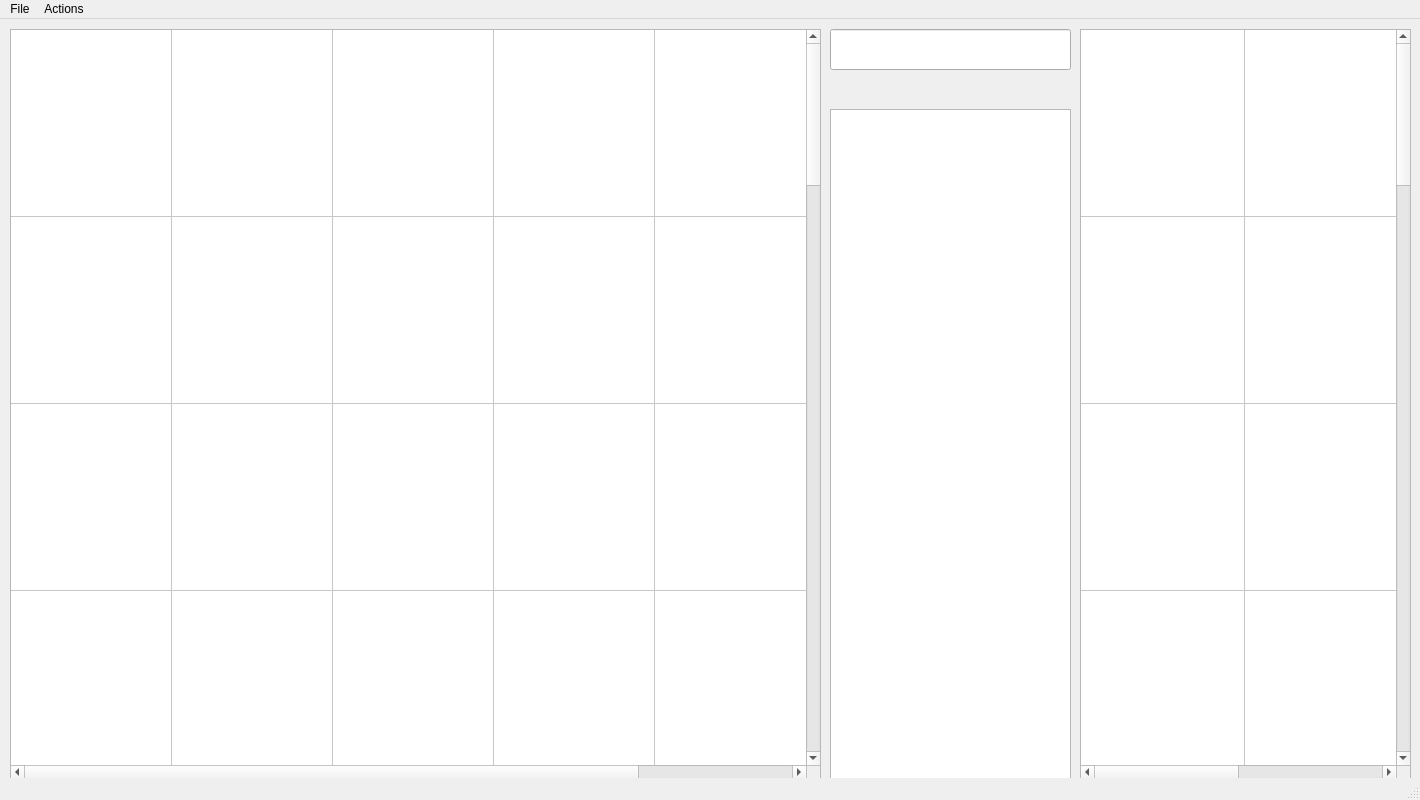
Before: the Qt Designer form GUI/PearLog.ui in Pearadox/PearLogger, drawn with Qt 5.
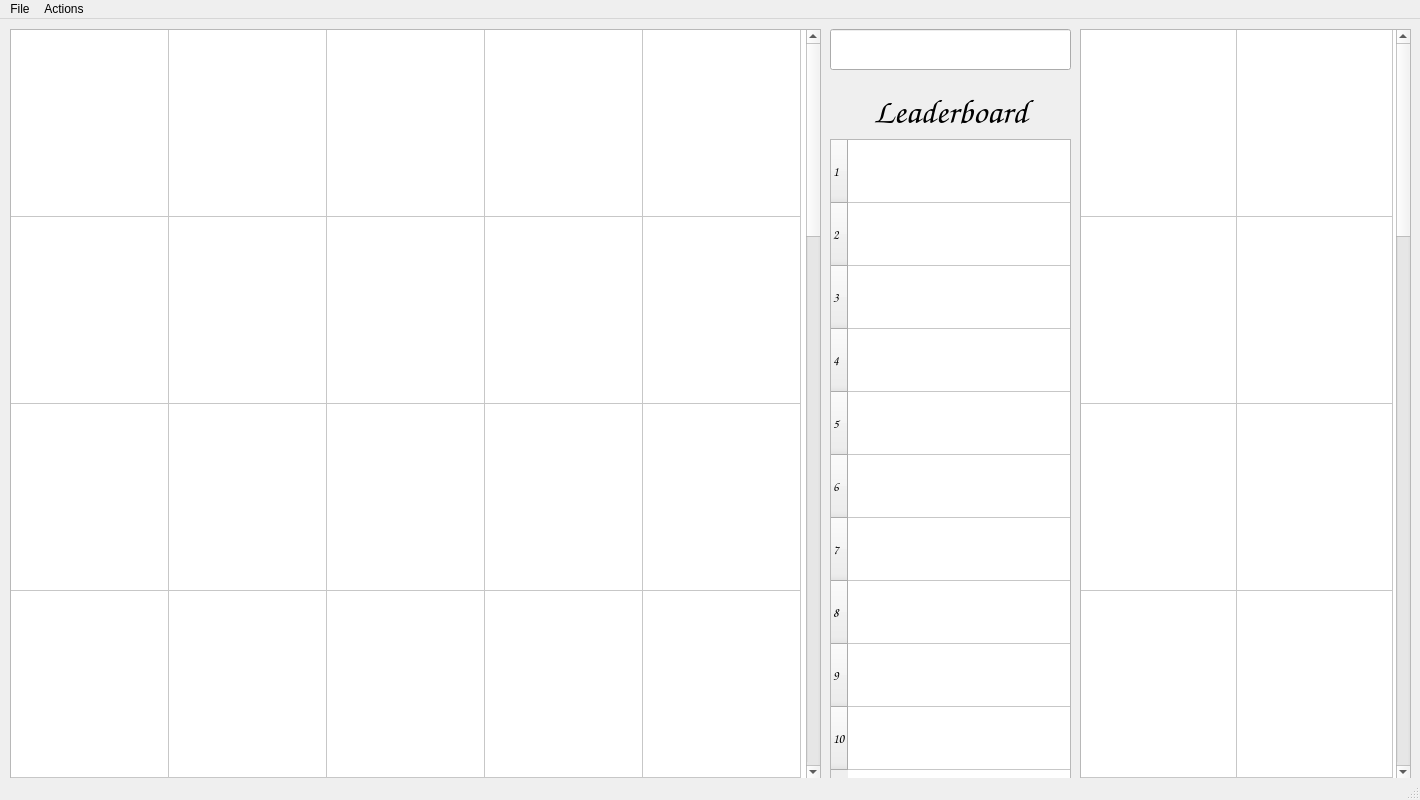
After: the same form once the commit is applied. Icons and pictures are not drawn.

Commit message: Added Leaderboards Table

Diff of the .ui file:
```diff
--- a/GUI/PearLog.ui
+++ b/GUI/PearLog.ui
@@ -40,7 +40,7 @@
      <bool>false</bool>
     </attribute>
     <attribute name="horizontalHeaderDefaultSectionSize">
-     <number>161</number>
+     <number>158</number>
     </attribute>
     <attribute name="horizontalHeaderHighlightSections">
      <bool>false</bool>
@@ -78,34 +78,6 @@
     <column/>
     <column/>
    </widget>
-   <widget class="QListWidget" name="extraList">
-    <property name="geometry">
-     <rect>
-      <x>830</x>
-      <y>90</y>
-      <width>241</width>
-      <height>671</height>
-     </rect>
-    </property>
-    <property name="autoFillBackground">
-     <bool>false</bool>
-    </property>
-    <property name="isWrapping" stdset="0">
-     <bool>true</bool>
-    </property>
-    <property name="gridSize">
-     <size>
-      <width>0</width>
-      <height>0</height>
-     </size>
-    </property>
-    <property name="wordWrap">
-     <bool>true</bool>
-    </property>
-    <property name="currentRow">
-     <number>-1</number>
-    </property>
-   </widget>
    <widget class="QLineEdit" name="numberEntry">
     <property name="geometry">
      <rect>
@@ -138,7 +110,7 @@
      <bool>false</bool>
     </attribute>
     <attribute name="horizontalHeaderDefaultSectionSize">
-     <number>164</number>
+     <number>156</number>
     </attribute>
     <attribute name="horizontalHeaderHighlightSections">
      <bool>false</bool>
@@ -170,6 +142,76 @@
     <column/>
     <column/>
    </widget>
+   <widget class="QLabel" name="leaderboardLabel">
+    <property name="geometry">
+     <rect>
+      <x>830</x>
+      <y>70</y>
+      <width>241</width>
+      <height>61</height>
+     </rect>
+    </property>
+    <property name="font">
+     <font>
+      <family>Comic Sans MS</family>
+      <pointsize>26</pointsize>
+     </font>
+    </property>
+    <property name="text">
+     <string>Leaderboard</string>
+    </property>
+    <property name="alignment">
+     <set>Qt::AlignHCenter|Qt::AlignTop</set>
+    </property>
+   </widget>
+   <widget class="QTableWidget" name="leaderboardTable">
+    <property name="geometry">
+     <rect>
+      <x>830</x>
+      <y>120</y>
+      <width>241</width>
+      <height>641</height>
+     </rect>
+    </property>
+    <property name="font">
+     <font>
+      <family>Comic Sans MS</family>
+      <pointsize>10</pointsize>
+     </font>
+    </property>
+    <property name="rowCount">
+     <number>10</number>
+    </property>
+    <property name="columnCount">
+     <number>1</number>
+    </property>
+    <attribute name="horizontalHeaderVisible">
+     <bool>false</bool>
+    </attribute>
+    <attribute name="horizontalHeaderDefaultSectionSize">
+     <number>300</number>
+    </attribute>
+    <attribute name="verticalHeaderVisible">
+     <bool>true</bool>
+    </attribute>
+    <attribute name="verticalHeaderDefaultSectionSize">
+     <number>63</number>
+    </attribute>
+    <attribute name="verticalHeaderShowSortIndicator" stdset="0">
+     <bool>false</bool>
+    </attribute>
+    <row/>
+    <row/>
+    <row/>
+    <row/>
+    <row/>
+    <row/>
+    <row/>
+    <row/>
+    <row/>
+    <row/>
+    <column/>
+   </widget>
   </widget>
   <widget class="QMenuBar" name="menubar">
    <property name="geometry">
```
Left out of the diff: 4 changed lines with no effect on the pictures. The commit also changes 5 other files.
